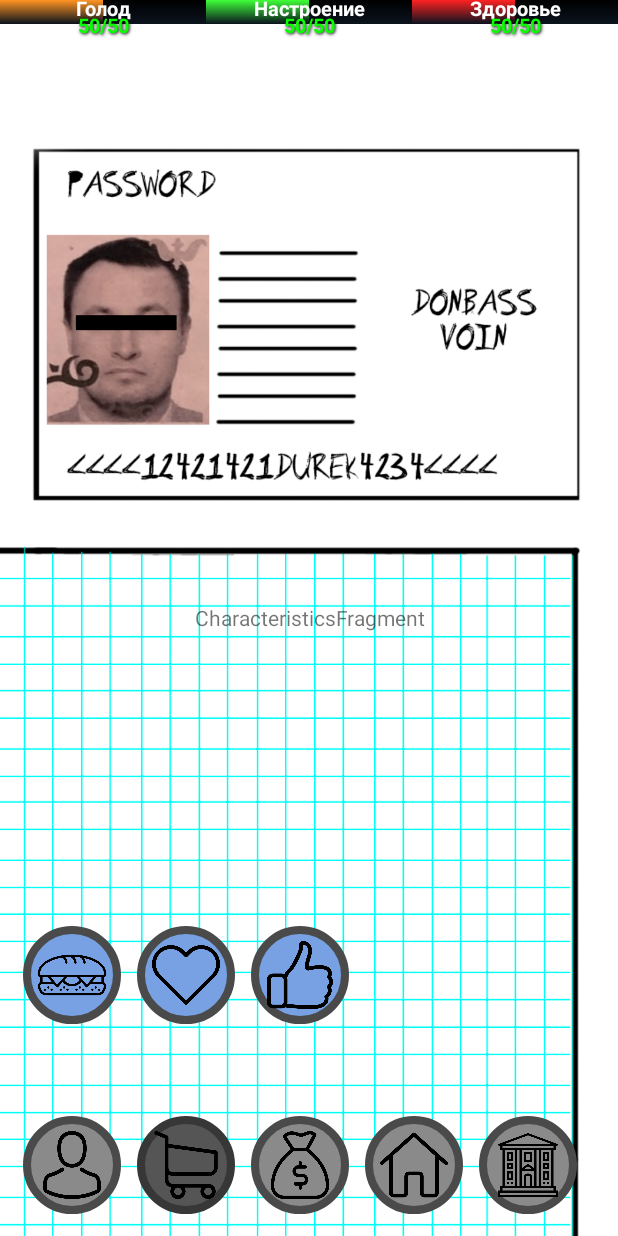
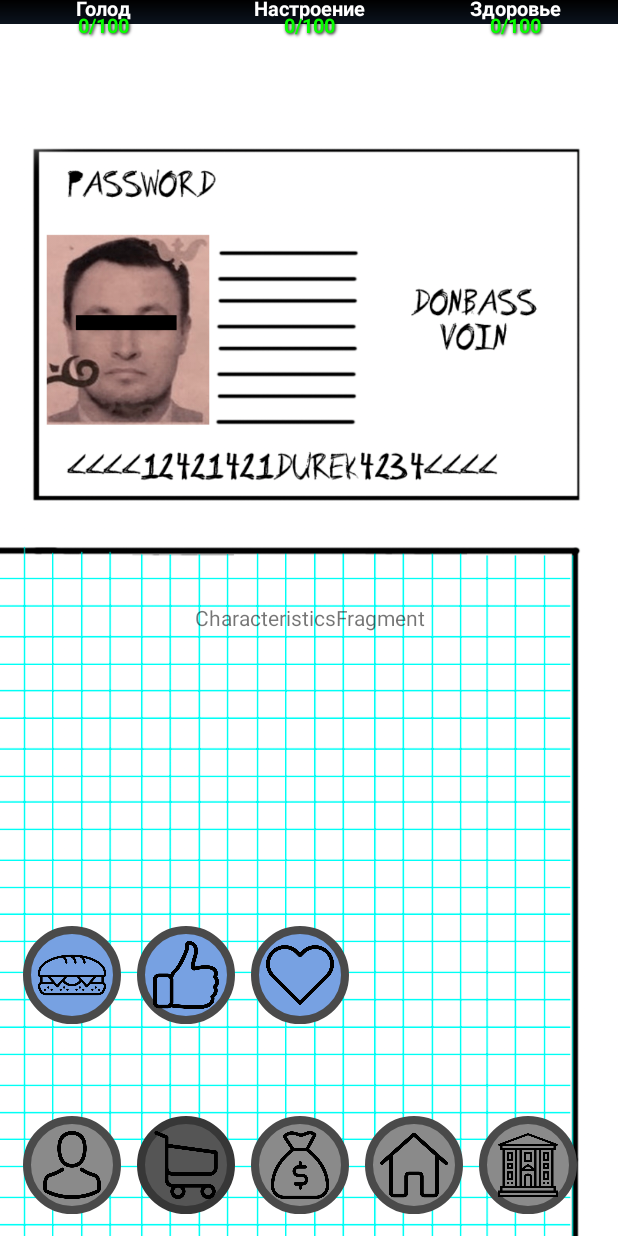
Before and after one commit to Gorbachew/way_to_success_ii, an Android app: the GameActivity screen opened directly, with no data from a screen before it, after a tap on an icon or button, on a phone screen of 412 x 824 dp. Run offline under Robolectric (Android 15) with nearby library versions, the phone set to English and light mode, and no system bars.

Commit message:
feat: added status bars logic and animations

```diff
--- a/app/src/main/java/ru/gsw/way_to_success_ii/GameActivity.kt
+++ b/app/src/main/java/ru/gsw/way_to_success_ii/GameActivity.kt
@@ -4,6 +4,7 @@ import androidx.appcompat.app.AppCompatActivity
 import android.os.Bundle
 import ru.gsw.way_to_success_ii.fragments.ChangeFragments
 import ru.gsw.way_to_success_ii.gameButtons.SectionsButtons
+import ru.gsw.way_to_success_ii.saveSystem.MainSaveSystem
 
 class GameActivity : AppCompatActivity() {
     override fun onCreate(savedInstanceState: Bundle?) {
@@ -13,6 +14,9 @@ class GameActivity : AppCompatActivity() {
         SectionsButtons(this).sectionsButtonsClick()
 
         ChangeFragments(this).connectFragments()
+
+        MainSaveSystem(this).loadMain()
+
     }
 
 
--- /dev/null
+++ b/app/src/main/java/ru/gsw/way_to_success_ii/StatusBars/StatusBarsAction.kt
@@ -0,0 +1,131 @@
+package ru.gsw.way_to_success_ii.StatusBars
+
+import android.annotation.SuppressLint
+import android.widget.ProgressBar
+import kotlinx.android.synthetic.main.status_bars.*
+import ru.gsw.way_to_success_ii.GameActivity
+import ru.gsw.way_to_success_ii.constatns.Constants
+import ru.gsw.way_to_success_ii.main.MainVars
+
+class StatusBarsAction (gameActivity: GameActivity) {
+
+    val _gameActivity = gameActivity
+
+    @SuppressLint("SetTextI18n")
+    fun changeHealthBar(value: Int, sign: Char){
+        val from = MainVars.health
+        when(sign){
+            '+' -> MainVars.health += value
+            '-' -> MainVars.health -= value
+        }
+        checkValueHealth()
+        startAnimation("health", from, MainVars.health)
+    }
+
+    @SuppressLint("SetTextI18n")
+    fun changeMoodBar(value: Int, sign: Char){
+        val from = MainVars.mood
+        when(sign){
+            '+' -> MainVars.mood += value
+            '-' -> MainVars.mood -= value
+        }
+        checkValueMood()
+        startAnimation("mood", from, MainVars.mood)
+    }
+
+    @SuppressLint("SetTextI18n")
+    fun changeFoodBar(value: Int, sign: Char){
+        val from = MainVars.food
+        when(sign){
+            '+' -> MainVars.food += value
+            '-' -> MainVars.food -= value
+        }
+        checkValueFood()
+        startAnimation("food", from, MainVars.food)
+    }
+
+    @SuppressLint("SetTextI18n")
+    fun setHealthBar(value: Int){
+        MainVars.health = value
+        _gameActivity.status_bar_health.progress = MainVars.health
+        _gameActivity.status_bar_health_percent.text = MainVars.health.toString() + "/" + MainVars.max_health.toString()
+    }
+
+    @SuppressLint("SetTextI18n")
+    fun setMoodBar(value: Int){
+        MainVars.mood = value
+        _gameActivity.status_bar_mood.progress = MainVars.mood
+        _gameActivity.status_bar_mood_percent.text = MainVars.mood.toString() + "/" + MainVars.max_mood.toString()
+    }
+
+    @SuppressLint("SetTextI18n")
+    fun setFoodBar(value: Int){
+        MainVars.food = value
+        _gameActivity.status_bar_food.progress = MainVars.food
+        _gameActivity.status_bar_food_percent.text = MainVars.food.toString() + "/" + MainVars.max_food.toString()
+    }
+
+    @SuppressLint("SetTextI18n")
+    fun setMaxHealthBar(value: Int){
+        MainVars.max_food = value
+        _gameActivity.status_bar_health.progress = MainVars.health
+        _gameActivity.status_bar_health_percent.text = MainVars.health.toString() + "/" + MainVars.max_health.toString()
+    }
+
+    @SuppressLint("SetTextI18n")
+    fun setMaxMoodBar(value: Int){
+        MainVars.max_food = value
+        _gameActivity.status_bar_mood.progress = MainVars.mood
+        _gameActivity.status_bar_mood_percent.text = MainVars.mood.toString() + "/" + MainVars.max_mood.toString()
+    }
+
+    @SuppressLint("SetTextI18n")
+    fun setMaxFoodBar(value: Int){
+        MainVars.max_food = value
+        _gameActivity.status_bar_food.progress = MainVars.food
+        _gameActivity.status_bar_food_percent.text = MainVars.food.toString() + "/" + MainVars.max_food.toString()
+    }
+
+    private fun checkValueFood(){
+        if(MainVars.food > MainVars.max_food){
+            MainVars.food = MainVars.max_food
+        }else if(MainVars.food < 0){
+            MainVars.food = 0
+        }
+    }
+
+    private fun checkValueHealth(){
+        if(MainVars.health > MainVars.max_health){
+            MainVars.health = MainVars.max_health
+        }else if(MainVars.health < 0){
+            MainVars.health = 0
+        }
+    }
+
+    private fun checkValueMood(){
+        if(MainVars.mood > MainVars.max_mood){
+            MainVars.mood = MainVars.max_mood
+        }else if(MainVars.mood < 0){
+            MainVars.mood = 0
+        }
+    }
+
+    private fun startAnimation(statusBar: String, from: Int, to: Int){
+        var progressBar: ProgressBar? = null
+        when(statusBar){
+            "health" -> progressBar = _gameActivity.status_bar_health
+            "mood" -> progressBar = _gameActivity.status_bar_mood
+            "food" -> progressBar = _gameActivity.status_bar_food
+        }
+        val statusBarsAnimations =
+            StatusBarsAnimations(
+                this,
+                _gameActivity,
+                statusBar,
+                from.toFloat(),
+                to.toFloat()
+            )
+        statusBarsAnimations.duration = Constants.durationAnimationStatusBars
+        progressBar?.startAnimation(statusBarsAnimations)
+    }
+}
--- a/app/src/main/java/ru/gsw/way_to_success_ii/fragments/ChangeFragments.kt
+++ b/app/src/main/java/ru/gsw/way_to_success_ii/fragments/ChangeFragments.kt
@@ -41,13 +41,13 @@ class ChangeFragments (gameActivity: GameActivity) {
             ) }
 
             "food" -> { fragmentTransaction.replace(R.id.fragment_place_main,
-                FoodFragment()
+                FoodFragment(_gameActivity)
             ) }
             "health" -> { fragmentTransaction.replace(R.id.fragment_place_main,
-                HealthFragment()
+                HealthFragment(_gameActivity)
             ) }
             "mood" -> { fragmentTransaction.replace(R.id.fragment_place_main,
-                MoodFragment()
+                MoodFragment(_gameActivity)
             ) }
 
             "hobbies" -> { fragmentTransaction.replace(R.id.fragment_place_main,
--- a/app/src/main/java/ru/gsw/way_to_success_ii/gameButtons/ButtonActions.kt
+++ b/app/src/main/java/ru/gsw/way_to_success_ii/gameButtons/ButtonActions.kt
@@ -99,8 +99,8 @@ class ButtonActions(gameActivity: GameActivity) {
             "needs" -> {
                 _gameActivity.button_game_sections_needs.isEnabled = false
                 _gameActivity.button_game_windows_one.setImageResource(R.drawable.icon_windows_food)
-                _gameActivity.button_game_windows_two.setImageResource(R.drawable.icon_windows_hearth)
-                _gameActivity.button_game_windows_three.setImageResource(R.drawable.icon_windows_mood)
+                _gameActivity.button_game_windows_two.setImageResource(R.drawable.icon_windows_mood)
+                _gameActivity.button_game_windows_three.setImageResource(R.drawable.icon_windows_hearth)
             }
             "work" -> {
                 _gameActivity.button_game_sections_work.isEnabled = false
--- a/app/src/main/java/ru/gsw/way_to_success_ii/gameButtons/SettingsButtons.kt
+++ b/app/src/main/java/ru/gsw/way_to_success_ii/gameButtons/SettingsButtons.kt
@@ -22,8 +22,9 @@ class SettingsButtons (gameActivity: GameActivity) {
     fun needs(){
         StateButtons.buttonPressed = "needs"
         _gameActivity.button_game_windows_one.setOnClickListener { food() }
-        _gameActivity.button_game_windows_two.setOnClickListener { health() }
-        _gameActivity.button_game_windows_three.setOnClickListener { mood() }
+        _gameActivity.button_game_windows_two.setOnClickListener { mood() }
+        _gameActivity.button_game_windows_three.setOnClickListener { health() }
+
     }
     fun work(){
         StateButtons.buttonPressed = "work"
--- /dev/null
+++ b/app/src/main/java/ru/gsw/way_to_success_ii/main/MainVars.kt
@@ -0,0 +1,19 @@
+package ru.gsw.way_to_success_ii.main
+
+object MainVars {
+
+    lateinit var act: String
+
+    var max_health: Int = 0
+    var health: Int = 0
+    var max_mood: Int = 0
+    var mood: Int = 0
+    var max_food: Int = 0
+    var food: Int = 0
+
+    var respect: Long = 0
+
+    var rubles: Long = 0
+    var dollars: Long = 0
+
+}
--- /dev/null
+++ b/app/src/main/java/ru/gsw/way_to_success_ii/saveSystem/MainSaveSystem.kt
@@ -0,0 +1,37 @@
+package ru.gsw.way_to_success_ii.saveSystem
+
+import ru.gsw.way_to_success_ii.GameActivity
+import ru.gsw.way_to_success_ii.StatusBars.StatusBarsAction
+import ru.gsw.way_to_success_ii.main.MainVars
+
+class MainSaveSystem (gameActivity: GameActivity){
+
+    val _gameActivity = gameActivity
+
+    fun loadMain(){
+        MainVars.max_health = 100
+        MainVars.health = 0
+        MainVars.max_mood = 100
+        MainVars.mood = 0
+        MainVars.max_food = 100
+        MainVars.food = 0
+
+        MainVars.respect = 0
+
+        MainVars.rubles = 0
+        MainVars.dollars = 0
+
+        setStatusBars(_gameActivity)
+    }
+
+    private fun setStatusBars(gameActivity: GameActivity){
+        StatusBarsAction(gameActivity).setMoodBar(MainVars.health)
+        StatusBarsAction(gameActivity).setHealthBar(MainVars.mood)
+        StatusBarsAction(gameActivity).setFoodBar(MainVars.food)
+        StatusBarsAction(gameActivity).setMaxMoodBar(MainVars.max_mood)
+        StatusBarsAction(gameActivity).setMaxHealthBar(MainVars.max_health)
+        StatusBarsAction(gameActivity).setMaxFoodBar(MainVars.max_food)
+
+    }
+
+}
--- a/app/src/main/res/layout/fragment_characteristics.xml
+++ b/app/src/main/res/layout/fragment_characteristics.xml
@@ -21,7 +21,6 @@
                 android:scaleType="fitStart" />
 
         </FrameLayout>
-
     </androidx.core.widget.NestedScrollView>
 
 
```
Also changed, not shown: app/src/main/java/ru/gsw/way_to_success_ii/StatusBars/StatusBarsAnimations.kt (added, +40 -0 lines), app/src/main/java/ru/gsw/way_to_success_ii/constatns/Constants.kt (+7 -6 lines), app/src/main/java/ru/gsw/way_to_success_ii/fragments/needs/FoodFragment.kt (+16 -41 lines), app/src/main/java/ru/gsw/way_to_success_ii/fragments/needs/HealthFragment.kt (+17 -41 lines), app/src/main/java/ru/gsw/way_to_success_ii/fragments/needs/MoodFragment.kt (+17 -42 lines), app/src/main/res/layout/fragment_food.xml (+14 -6 lines), app/src/main/res/layout/fragment_health.xml (+14 -6 lines), app/src/main/res/layout/fragment_mood.xml (+14 -6 lines).
